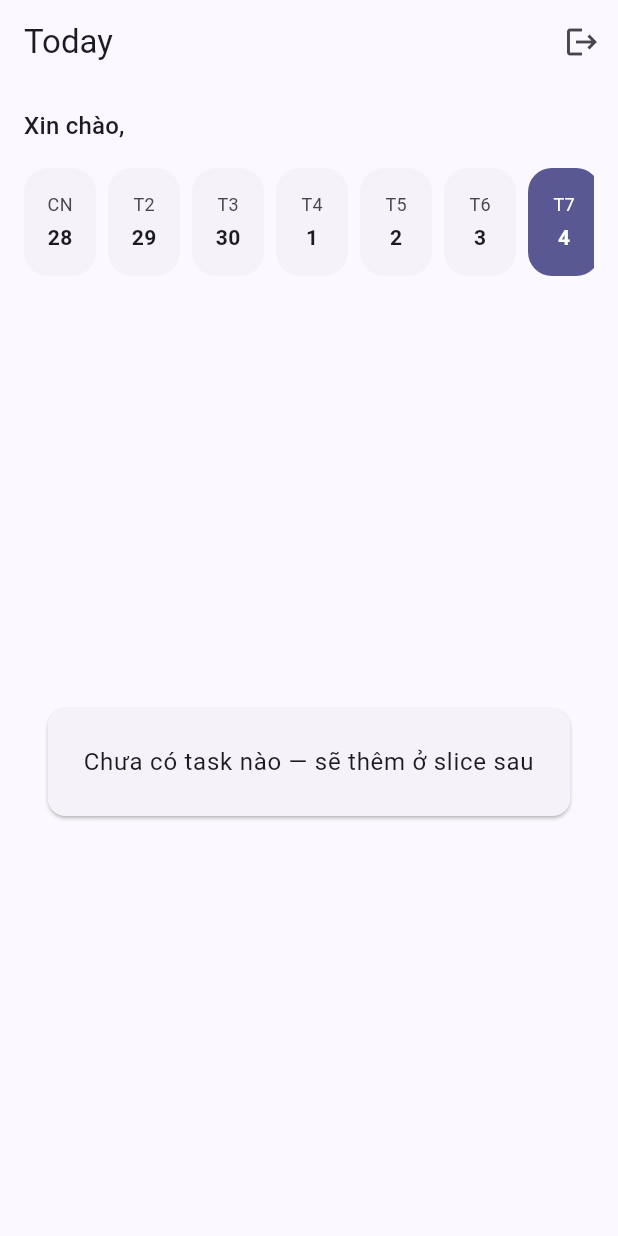
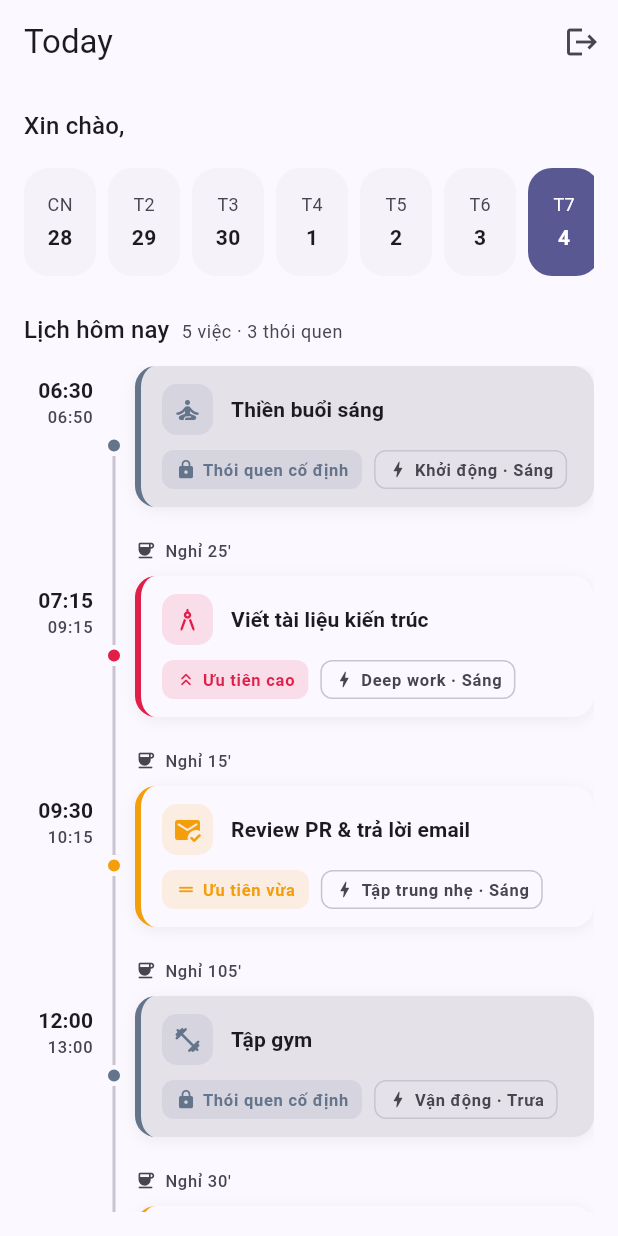
Before and after one commit to VoTrongHoang-Dyor/Focus-Plan, a Flutter app: the HomeScreen screen opened directly with empty values, on a phone screen of 412 x 824 dp. Run offline on Flutter 3.47's test engine with Material 3 defaults, Android fonts, the phone set to English and light mode, and no system bars; our stand-ins replace shared_preferences; accounts and stored records are empty.

Commit message:
feat(demo): màn Today hiển thị lịch đã xếp (timeline mock, UI-only)
Thay empty-state màn Today của focus_plan_ui_demo bằng timeline dọc các
time-block trong ngày — mock output của Deterministic Scheduling Engine v1:
- Task theo giờ, phân biệt priority (cao/vừa/thấp) bằng màu + icon + badge text
- Buffer nghỉ hiển thị rõ giữa các block ("Nghỉ N'")
- Habit busy-block (thiền/gym/đọc sách) khác biệt: card trầm + khoá "Thói quen cố định"
- Energy tag ("Deep work · Sáng") cho từng block
Giữ nguyên AppBar/logout, greeting, week-strip. Không thêm package, mock tĩnh.

Co-Authored-By: Claude Opus 4.8 <noreply@anthropic.com>

```diff
--- /dev/null
+++ b/focus_plan_ui_demo/lib/models/schedule_block.dart
@@ -0,0 +1,158 @@
+import 'package:flutter/material.dart';
+
+/// Loại block trong lịch: task thường hoặc busy-block từ Habit tracking.
+enum BlockKind { task, habit }
+
+/// Mức ưu tiên của task (habit không có priority).
+enum TaskPriority { high, medium, low }
+
+/// Màu semantic cho từng mức priority + habit.
+///
+/// Đây là functional color (báo mức khẩn) nên tách khỏi seed indigo của theme;
+/// luôn đi kèm icon + nhãn text để không vi phạm quy tắc "color-not-only".
+class ScheduleColors {
+  const ScheduleColors._();
+
+  static const Color high = Color(0xFFE11D48); // rose 600
+  static const Color medium = Color(0xFFF59E0B); // amber 500
+  static const Color low = Color(0xFF10B981); // emerald 500
+  static const Color habit = Color(0xFF64748B); // slate 500 — màu trầm
+}
+
+extension TaskPriorityView on TaskPriority {
+  Color get color => switch (this) {
+    TaskPriority.high => ScheduleColors.high,
+    TaskPriority.medium => ScheduleColors.medium,
+    TaskPriority.low => ScheduleColors.low,
+  };
+
+  String get label => switch (this) {
+    TaskPriority.high => 'Ưu tiên cao',
+    TaskPriority.medium => 'Ưu tiên vừa',
+    TaskPriority.low => 'Ưu tiên thấp',
+  };
+
+  IconData get icon => switch (this) {
+    TaskPriority.high => Icons.keyboard_double_arrow_up_rounded,
+    TaskPriority.medium => Icons.drag_handle_rounded,
+    TaskPriority.low => Icons.keyboard_arrow_down_rounded,
+  };
+}
+
+@immutable
+class ScheduleBlock {
+  /// Phút tính từ nửa đêm — dùng để tính buffer giữa các block.
+  final int startMinutes;
+  final int endMinutes;
+  final String title;
+  final BlockKind kind;
+
+  /// Chỉ có với [BlockKind.task]; habit để `null`.
+  final TaskPriority? priority;
+
+  /// Nhãn energy-matching, ví dụ "Deep work · Sáng".
+  final String energyTag;
+  final IconData icon;
+
+  const ScheduleBlock({
+    required this.startMinutes,
+    required this.endMinutes,
+    required this.title,
+    required this.kind,
+    required this.energyTag,
+    required this.icon,
+    this.priority,
+  });
+
+  bool get isHabit => kind == BlockKind.habit;
+
+  /// Màu điểm nhấn: theo priority với task, màu trầm với habit.
+  Color get accentColor =>
+      isHabit ? ScheduleColors.habit : priority!.color;
+
+  String get startLabel => _formatMinutes(startMinutes);
+  String get endLabel => _formatMinutes(endMinutes);
+
+  static String _formatMinutes(int minutes) {
+    final h = (minutes ~/ 60).toString().padLeft(2, '0');
+    final m = (minutes % 60).toString().padLeft(2, '0');
+    return '$h:$m';
+  }
+}
+
+int _hm(int h, int m) => h * 60 + m;
+
+/// Lịch mock 1 ngày làm việc — output giả lập của Deterministic Scheduling
+/// Engine v1: task xếp theo giờ, ưu tiên cao + deep work vào buổi sáng,
+/// habit busy-block cố định xen kẽ, có buffer nghỉ giữa các block.
+final List<ScheduleBlock> mockSchedule = [
+  ScheduleBlock(
+    startMinutes: _hm(6, 30),
+    endMinutes: _hm(6, 50),
+    title: 'Thiền buổi sáng',
+    kind: BlockKind.habit,
+    energyTag: 'Khởi động · Sáng',
+    icon: Icons.self_improvement_rounded,
+  ),
+  ScheduleBlock(
+    startMinutes: _hm(7, 15),
+    endMinutes: _hm(9, 15),
+    title: 'Viết tài liệu kiến trúc',
+    kind: BlockKind.task,
+    priority: TaskPriority.high,
+    energyTag: 'Deep work · Sáng',
+    icon: Icons.architecture_rounded,
+  ),
+  ScheduleBlock(
+    startMinutes: _hm(9, 30),
+    endMinutes: _hm(10, 15),
+    title: 'Review PR & trả lời email',
+    kind: BlockKind.task,
+    priority: TaskPriority.medium,
+    energyTag: 'Tập trung nhẹ · Sáng',
+    icon: Icons.mark_email_read_rounded,
+  ),
+  ScheduleBlock(
+    startMinutes: _hm(12, 0),
+    endMinutes: _hm(13, 0),
+    title: 'Tập gym',
+    kind: BlockKind.habit,
+    energyTag: 'Vận động · Trưa',
+    icon: Icons.fitness_center_rounded,
+  ),
+  ScheduleBlock(
+    startMinutes: _hm(13, 30),
+    endMinutes: _hm(14, 30),
+    title: 'Họp nhóm tuần',
+    kind: BlockKind.task,
+    priority: TaskPriority.medium,
+    energyTag: 'Phối hợp · Trưa',
+    icon: Icons.groups_rounded,
+  ),
+  ScheduleBlock(
+    startMinutes: _hm(15, 0),
+    endMinutes: _hm(16, 30),
+    title: 'Cải thiện scheduling engine',
+    kind: BlockKind.task,
+    priority: TaskPriority.high,
+    energyTag: 'Deep work · Chiều',
+    icon: Icons.tune_rounded,
+  ),
+  ScheduleBlock(
+    startMinutes: _hm(16, 45),
+    endMinutes: _hm(17, 15),
+    title: 'Dọn inbox & lên kế hoạch mai',
+    kind: BlockKind.task,
+    priority: TaskPriority.low,
+    energyTag: 'Việc nhẹ · Chiều',
+    icon: Icons.checklist_rounded,
+  ),
+  ScheduleBlock(
+    startMinutes: _hm(21, 0),
+    endMinutes: _hm(21, 30),
+    title: 'Đọc sách',
+    kind: BlockKind.habit,
+    energyTag: 'Thư giãn · Tối',
+    icon: Icons.menu_book_rounded,
+  ),
+];
--- a/focus_plan_ui_demo/lib/screens/home_screen.dart
+++ b/focus_plan_ui_demo/lib/screens/home_screen.dart
@@ -1,6 +1,8 @@
 import 'package:flutter/material.dart';
 
+import '../models/schedule_block.dart';
 import '../services/session_service.dart';
+import '../widgets/schedule_timeline.dart';
 import 'sign_in_screen.dart';
 
 class HomeScreen extends StatelessWidget {
@@ -27,6 +29,8 @@ class HomeScreen extends StatelessWidget {
       (i) => now.subtract(Duration(days: now.weekday % 7 - i)),
     );
     final colorScheme = Theme.of(context).colorScheme;
+    final habitCount = mockSchedule.where((b) => b.isHabit).length;
+    final taskCount = mockSchedule.length - habitCount;
 
     return Scaffold(
       appBar: AppBar(
@@ -86,19 +90,23 @@ class HomeScreen extends StatelessWidget {
               ),
             ),
             const SizedBox(height: 24),
-            Expanded(
-              child: Center(
-                child: Card(
-                  child: Padding(
-                    padding: const EdgeInsets.all(24),
-                    child: Text(
-                      'Chưa có task nào — sẽ thêm ở slice sau',
-                      textAlign: TextAlign.center,
-                      style: Theme.of(context).textTheme.bodyLarge,
-                    ),
+            Row(
+              crossAxisAlignment: CrossAxisAlignment.baseline,
+              textBaseline: TextBaseline.alphabetic,
+              children: [
+                Text('Lịch hôm nay', style: Theme.of(context).textTheme.titleMedium),
+                const SizedBox(width: 8),
+                Text(
+                  '$taskCount việc · $habitCount thói quen',
+                  style: Theme.of(context).textTheme.bodySmall?.copyWith(
+                    color: colorScheme.onSurfaceVariant,
                   ),
                 ),
-              ),
+              ],
+            ),
+            const SizedBox(height: 12),
+            Expanded(
+              child: ScheduleTimeline(blocks: mockSchedule),
             ),
           ],
         ),
--- /dev/null
+++ b/focus_plan_ui_demo/lib/widgets/schedule_timeline.dart
@@ -0,0 +1,344 @@
+import 'package:flutter/material.dart';
+
+import '../models/schedule_block.dart';
+
+/// Timeline dọc các time-block trong ngày.
+///
+/// Mỗi hàng: cột giờ (trái) · rail (dot + đường nối) · card nội dung.
+/// Giữa hai block liền kề có khe nghỉ sẽ chèn một buffer row hiển thị rõ.
+class ScheduleTimeline extends StatelessWidget {
+  final List<ScheduleBlock> blocks;
+
+  const ScheduleTimeline({super.key, required this.blocks});
+
+  static const double _railWidth = 28;
+  static const double _timeWidth = 46;
+
+  @override
+  Widget build(BuildContext context) {
+    final rows = <Widget>[];
+
+    for (var i = 0; i < blocks.length; i++) {
+      final block = blocks[i];
+
+      if (i > 0) {
+        final gap = block.startMinutes - blocks[i - 1].endMinutes;
+        if (gap > 0) {
+          rows.add(_BufferRow(minutes: gap, railWidth: _railWidth, timeWidth: _timeWidth));
+        }
+      }
+
+      rows.add(
+        _BlockRow(
+          block: block,
+          isFirst: i == 0,
+          isLast: i == blocks.length - 1,
+          railWidth: _railWidth,
+          timeWidth: _timeWidth,
+        ),
+      );
+    }
+
+    return ListView(
+      padding: const EdgeInsets.only(bottom: 24),
+      children: rows,
+    );
+  }
+}
+
+class _BlockRow extends StatelessWidget {
+  final ScheduleBlock block;
+  final bool isFirst;
+  final bool isLast;
+  final double railWidth;
+  final double timeWidth;
+
+  const _BlockRow({
+    required this.block,
+    required this.isFirst,
+    required this.isLast,
+    required this.railWidth,
+    required this.timeWidth,
+  });
+
+  @override
+  Widget build(BuildContext context) {
+    final theme = Theme.of(context);
+    final colorScheme = theme.colorScheme;
+
+    return IntrinsicHeight(
+      child: Row(
+        crossAxisAlignment: CrossAxisAlignment.stretch,
+        children: [
+          SizedBox(
+            width: timeWidth,
+            child: Padding(
+              padding: const EdgeInsets.only(top: 6),
+              child: Column(
+                crossAxisAlignment: CrossAxisAlignment.end,
+                children: [
+                  Text(
+                    block.startLabel,
+                    style: theme.textTheme.labelLarge?.copyWith(
+                      fontWeight: FontWeight.w700,
+                      fontFeatures: const [FontFeature.tabularFigures()],
+                    ),
+                  ),
+                  Text(
+                    block.endLabel,
+                    style: theme.textTheme.labelSmall?.copyWith(
+                      color: colorScheme.onSurfaceVariant,
+                      fontFeatures: const [FontFeature.tabularFigures()],
+                    ),
+                  ),
+                ],
+              ),
+            ),
+          ),
+          _Rail(
+            width: railWidth,
+            color: block.accentColor,
+            drawTop: !isFirst,
+            drawBottom: !isLast,
+            lineColor: colorScheme.outlineVariant,
+          ),
+          Expanded(
+            child: Padding(
+              padding: const EdgeInsets.only(bottom: 12),
+              child: _BlockCard(block: block),
+            ),
+          ),
+        ],
+      ),
+    );
+  }
+}
+
+class _Rail extends StatelessWidget {
+  final double width;
+  final Color color;
+  final bool drawTop;
+  final bool drawBottom;
+  final Color lineColor;
+
+  const _Rail({
+    required this.width,
+    required this.color,
+    required this.drawTop,
+    required this.drawBottom,
+    required this.lineColor,
+  });
+
+  @override
+  Widget build(BuildContext context) {
+    final surface = Theme.of(context).colorScheme.surface;
+
+    return SizedBox(
+      width: width,
+      child: Column(
+        children: [
+          Expanded(
+            child: Container(width: 2, color: drawTop ? lineColor : Colors.transparent),
+          ),
+          Container(
+            width: 14,
+            height: 14,
+            decoration: BoxDecoration(
+              color: color,
+              shape: BoxShape.circle,
+              border: Border.all(color: surface, width: 3),
+            ),
+          ),
+          Expanded(
+            child: Container(width: 2, color: drawBottom ? lineColor : Colors.transparent),
+          ),
+        ],
+      ),
+    );
+  }
+}
+
+class _BlockCard extends StatelessWidget {
+  final ScheduleBlock block;
+
+  const _BlockCard({required this.block});
+
+  @override
+  Widget build(BuildContext context) {
+    final theme = Theme.of(context);
+    final colorScheme = theme.colorScheme;
+    final accent = block.accentColor;
+    final background =
+        block.isHabit ? colorScheme.surfaceContainerHighest : colorScheme.surface;
+
+    return Container(
+      decoration: BoxDecoration(
+        color: background,
+        borderRadius: BorderRadius.circular(14),
+        border: Border(left: BorderSide(color: accent, width: 4)),
+        boxShadow: [
+          BoxShadow(
+            color: colorScheme.shadow.withValues(alpha: 0.06),
+            blurRadius: 8,
+            offset: const Offset(0, 2),
+          ),
+        ],
+      ),
+      child: Padding(
+        padding: const EdgeInsets.fromLTRB(14, 12, 14, 12),
+        child: Column(
+          crossAxisAlignment: CrossAxisAlignment.start,
+          children: [
+            Row(
+              children: [
+                Container(
+                  width: 34,
+                  height: 34,
+                  decoration: BoxDecoration(
+                    color: accent.withValues(alpha: 0.12),
+                    borderRadius: BorderRadius.circular(10),
+                  ),
+                  child: Icon(block.icon, size: 20, color: accent),
+                ),
+                const SizedBox(width: 12),
+                Expanded(
+                  child: Text(
+                    block.title,
+                    style: theme.textTheme.titleSmall?.copyWith(fontWeight: FontWeight.w600),
+                  ),
+                ),
+              ],
+            ),
+            const SizedBox(height: 10),
+            Wrap(
+              spacing: 8,
+              runSpacing: 6,
+              children: [
+                if (block.isHabit)
+                  _Badge(
+                    icon: Icons.lock_rounded,
+                    label: 'Thói quen cố định',
+                    color: ScheduleColors.habit,
+                    filled: true,
+                  )
+                else
+                  _Badge(
+                    icon: block.priority!.icon,
+                    label: block.priority!.label,
+                    color: block.priority!.color,
+                    filled: true,
+                  ),
+                _Badge(
+                  icon: Icons.bolt_rounded,
+                  label: block.energyTag,
+                  color: colorScheme.onSurfaceVariant,
+                  filled: false,
+                ),
+              ],
+            ),
+          ],
+        ),
+      ),
+    );
+  }
+}
+
+class _Badge extends StatelessWidget {
+  final IconData icon;
+  final String label;
+  final Color color;
+  final bool filled;
+
+  const _Badge({
+    required this.icon,
+    required this.label,
+    required this.color,
+    required this.filled,
+  });
+
+  @override
+  Widget build(BuildContext context) {
+    final theme = Theme.of(context);
+    final bg = filled ? color.withValues(alpha: 0.12) : Colors.transparent;
+    final border = filled ? Colors.transparent : theme.colorScheme.outlineVariant;
+
+    return Container(
+      padding: const EdgeInsets.symmetric(horizontal: 8, vertical: 4),
+      decoration: BoxDecoration(
+        color: bg,
+        borderRadius: BorderRadius.circular(8),
+        border: Border.all(color: border),
+      ),
+      child: Row(
+        mainAxisSize: MainAxisSize.min,
+        children: [
+          Icon(icon, size: 14, color: color),
+          const SizedBox(width: 4),
+          Text(
+            label,
+            style: theme.textTheme.labelSmall?.copyWith(
+              color: color,
+              fontWeight: FontWeight.w600,
+            ),
+          ),
+        ],
+      ),
+    );
+  }
+}
+
+class _BufferRow extends StatelessWidget {
+  final int minutes;
+  final double railWidth;
+  final double timeWidth;
+
+  const _BufferRow({
+    required this.minutes,
+    required this.railWidth,
+    required this.timeWidth,
+  });
+
+  @override
+  Widget build(BuildContext context) {
+    final theme = Theme.of(context);
+    final colorScheme = theme.colorScheme;
+
+    return SizedBox(
+      height: 34,
+      child: Row(
+        crossAxisAlignment: CrossAxisAlignment.stretch,
+        children: [
+          SizedBox(width: timeWidth),
+          SizedBox(
+            width: railWidth,
+            child: Center(
+              child: Container(width: 2, color: colorScheme.outlineVariant),
+            ),
+          ),
+          Expanded(
+            child: Align(
+              alignment: Alignment.centerLeft,
+              child: Row(
+                mainAxisSize: MainAxisSize.min,
+                children: [
+                  Icon(
+                    Icons.coffee_rounded,
+                    size: 14,
+                    color: colorScheme.onSurfaceVariant,
+                  ),
+                  const SizedBox(width: 6),
+                  Text(
+                    'Nghỉ $minutes\'',
+                    style: theme.textTheme.labelSmall?.copyWith(
+                      color: colorScheme.onSurfaceVariant,
+                    ),
+                  ),
+                ],
+              ),
+            ),
+          ),
+        ],
+      ),
+    );
+  }
+}
```
